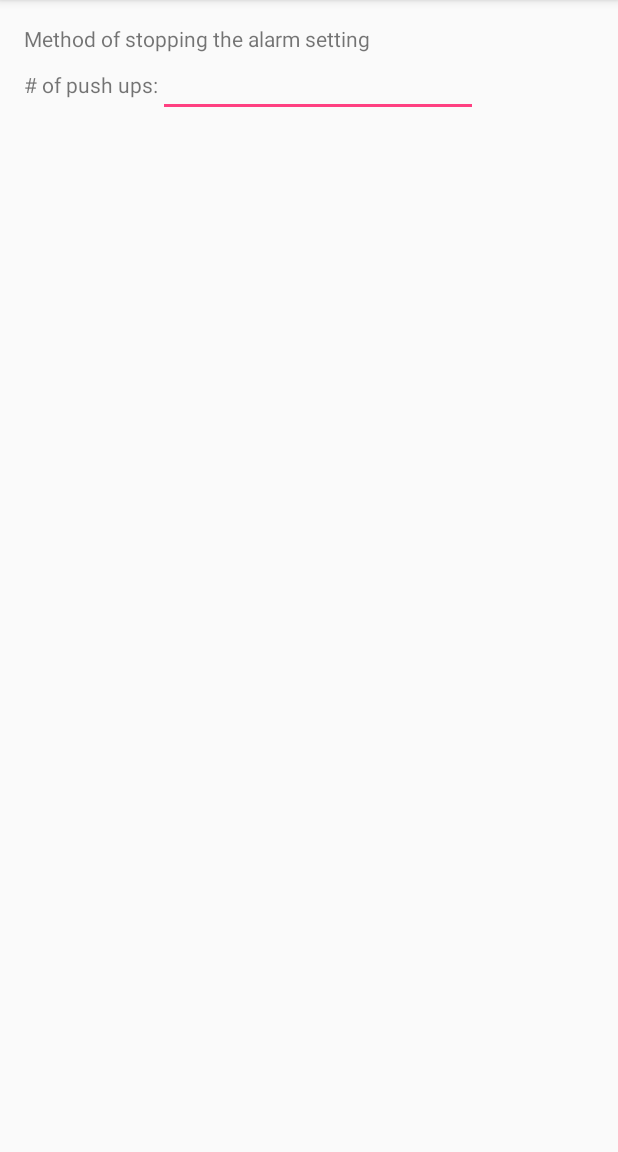
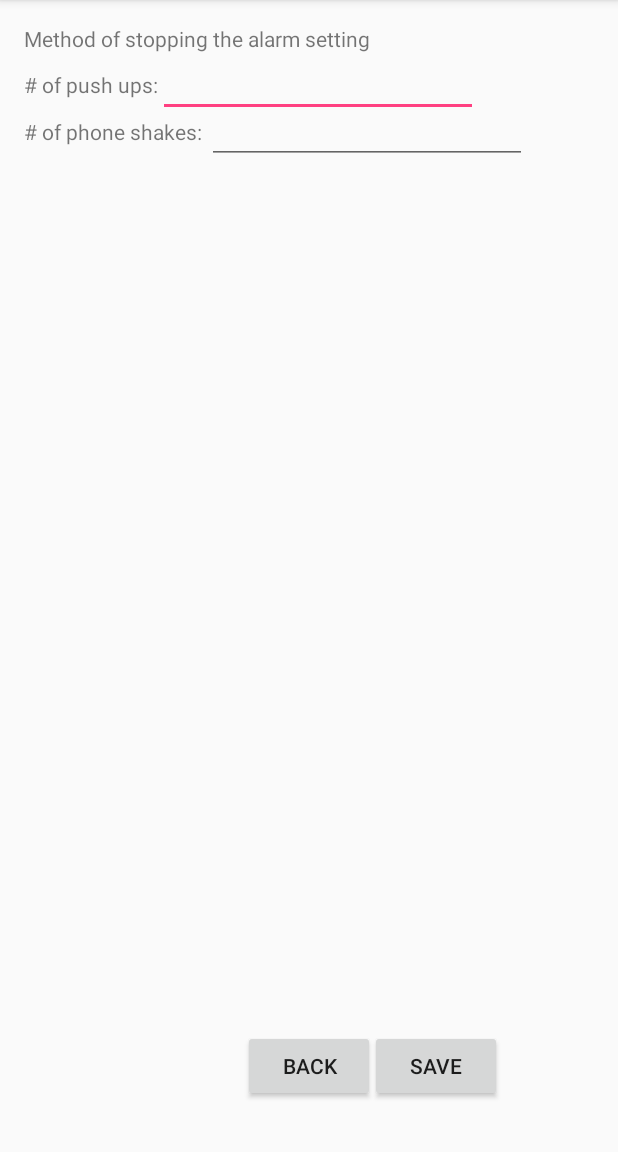
Before and after one commit to SpookyLobster/Break-Habit, an Android app: the SettingActivity screen opened directly, with no data from a screen before it, on a phone screen of 412 x 824 dp, the part 84-1236 px from its top. Run offline under Robolectric (Android 15) with nearby library versions, the phone set to English and light mode, and no system bars.

Commit message:
some more setting stuff

```diff
--- a/Break-Habit/app/src/main/java/spookylobster/break_habit/SettingActivity.java
+++ b/Break-Habit/app/src/main/java/spookylobster/break_habit/SettingActivity.java
@@ -1,7 +1,11 @@
 package spookylobster.break_habit;
 
+import android.content.Intent;
+import android.location.SettingInjectorService;
 import android.support.v7.app.AppCompatActivity;
 import android.os.Bundle;
+import android.view.View;
+import android.widget.Button;
 
 public class SettingActivity extends AppCompatActivity {
 
@@ -10,5 +14,22 @@ public class SettingActivity extends AppCompatActivity {
         super.onCreate(savedInstanceState);
         setContentView(R.layout.activity_setting);
 
+
+
+
+        final Button back= (Button) findViewById(R.id.backbutton);
+        back.setOnClickListener(new View.OnClickListener() {
+            public void onClick(View v) {
+                Intent intent = new Intent(SettingActivity.this, MainActivity.class);
+                startActivity(intent);
+            }
+
+        });
+
+
+
     }
+
+
+
 }
--- a/Break-Habit/app/src/main/res/layout/activity_setting.xml
+++ b/Break-Habit/app/src/main/res/layout/activity_setting.xml
@@ -37,4 +37,39 @@
         android:layout_below="@+id/StopMethod"
         android:layout_alignParentStart="true" />
 
+    <EditText
+        android:layout_width="wrap_content"
+        android:layout_height="wrap_content"
+        android:inputType="numberDecimal"
+        android:ems="10"
+        android:id="@+id/numberShake"
+        android:layout_alignBaseline="@+id/SetPhoneShake"
+        android:layout_alignBottom="@+id/SetPhoneShake"
+        android:layout_toEndOf="@+id/SetPhoneShake" />
+
+    <TextView
+        android:text="# of phone shakes: "
+        android:layout_width="wrap_content"
+        android:layout_height="wrap_content"
+        android:id="@+id/SetPhoneShake"
+        android:layout_below="@+id/numberPush"
+        android:layout_alignParentStart="true" />
+
+    <Button
+        android:text="Save"
+        android:layout_width="wrap_content"
+        android:layout_height="wrap_content"
+        android:layout_alignBottom="@+id/backbutton"
+        android:layout_toEndOf="@+id/StopMethod"
+        android:id="@+id/savebutton" />
+
+    <Button
+        android:text="Back"
+        android:layout_width="wrap_content"
+        android:layout_height="wrap_content"
+        android:layout_marginBottom="17dp"
+        android:id="@+id/backbutton"
+        android:layout_alignParentBottom="true"
+        android:layout_centerHorizontal="true" />
+
 </RelativeLayout>
```
